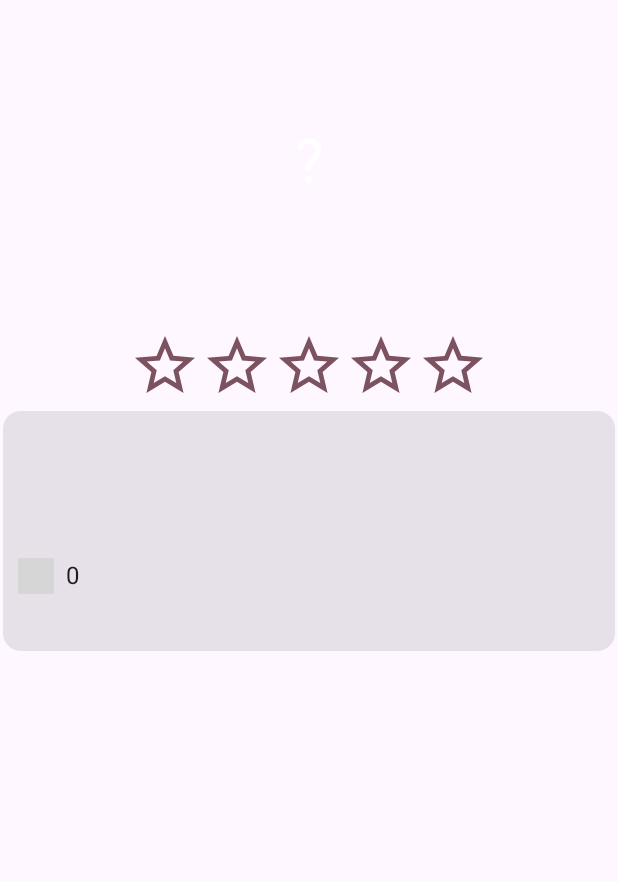
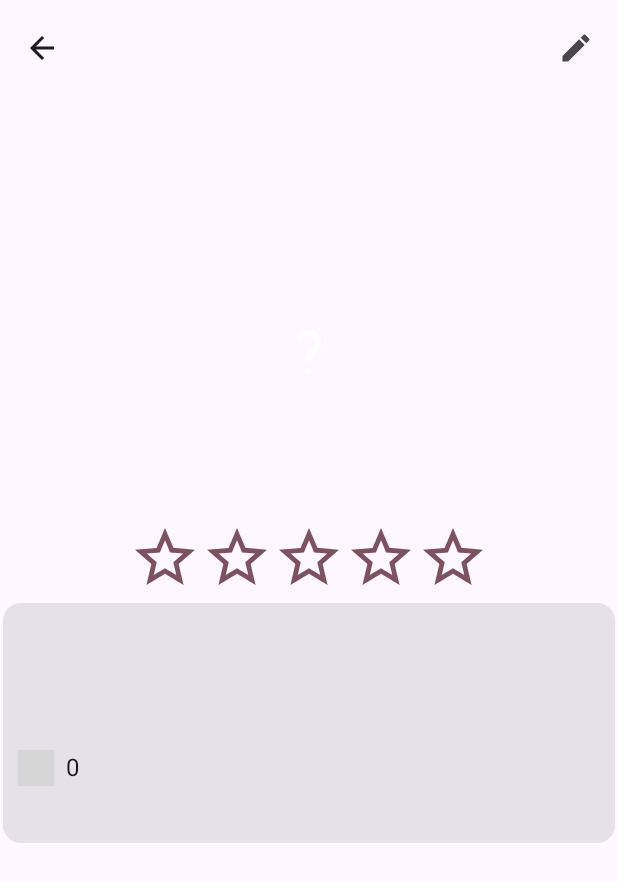
Before and after one commit to NathanielMotus/Cavevin, an Android app built with Jetpack Compose: the composable BottleDetailScreen shown on its own in the app's theme, on a phone screen of 412 x 824 dp. Shown: the top 882 px of the screen. Run offline under Robolectric (Android 15) with nearby library versions, the light colour scheme and no system bars; our stand-ins replace Room's generated code, livedata-compose; 5 statements that could not run were skipped; grey boxes are pictures that could not be loaded.

Commit message:
Start navigation

```diff
--- a/app/build.gradle
+++ b/app/build.gradle
@@ -80,6 +80,8 @@ dependencies {
     // Optional - Integration with LiveData
     implementation 'androidx.compose.runtime:runtime-livedata'
 
+    implementation "androidx.navigation:navigation-compose:2.5.3"
+
 
 }
 repositories {
--- a/app/src/main/java/com/nathaniel/motus/cavevin/ui/bottle_detail/BottleDetailScreen.kt
+++ b/app/src/main/java/com/nathaniel/motus/cavevin/ui/bottle_detail/BottleDetailScreen.kt
@@ -15,10 +15,16 @@ import com.nathaniel.motus.cavevin.viewmodels.BottleDetailViewModel
 @Composable
 fun BottleDetailScreen(
     viewModel: BottleDetailViewModel,
+    onEdit: () -> Unit,
     modifier: Modifier = Modifier
 ) {
     WineCellarMainTheme() {
-        Scaffold() { paddingValues ->
+        Scaffold(topBar = {
+            BottleDetailTopBar(
+                viewModel = viewModel,
+                onEdit = onEdit
+            )
+        }) { paddingValues ->
             BottleDetailContent(viewModel = viewModel, modifier = modifier.padding(paddingValues))
         }
     }
--- /dev/null
+++ b/app/src/main/java/com/nathaniel/motus/cavevin/ui/bottle_detail/BottleDetailTopBar.kt
@@ -0,0 +1,35 @@
+package com.nathaniel.motus.cavevin.ui.bottle_detail
+
+import androidx.appcompat.app.AppCompatActivity
+import androidx.compose.material.icons.Icons
+import androidx.compose.material.icons.filled.ArrowBack
+import androidx.compose.material.icons.filled.Edit
+import androidx.compose.material3.*
+import androidx.compose.runtime.Composable
+import androidx.compose.runtime.getValue
+import androidx.compose.runtime.livedata.observeAsState
+import androidx.compose.ui.Modifier
+import androidx.compose.ui.platform.LocalContext
+import com.nathaniel.motus.cavevin.viewmodels.BottleDetailViewModel
+
+@OptIn(ExperimentalMaterial3Api::class)
+@Composable
+fun BottleDetailTopBar(
+    viewModel: BottleDetailViewModel,
+    onEdit: () -> Unit,
+    modifier: Modifier = Modifier
+) {
+    val activity = LocalContext.current as AppCompatActivity
+    val barTitle by viewModel.appellation.observeAsState(initial = "")
+    TopAppBar(title = { Text(text = barTitle) }, navigationIcon = {
+        IconButton(onClick = { activity.onBackPressedDispatcher.onBackPressed() }) {
+            Icon(imageVector = Icons.Default.ArrowBack, contentDescription = "")
+
+        }
+    },
+        actions = {
+            IconButton(onClick = onEdit) {
+                Icon(imageVector = Icons.Default.Edit, contentDescription = "")
+            }
+        })
+}
--- a/app/src/main/java/com/nathaniel/motus/cavevin/ui/bottle_edit/BottleEditContent.kt
+++ b/app/src/main/java/com/nathaniel/motus/cavevin/ui/bottle_edit/BottleEditContent.kt
@@ -202,3 +202,5 @@ fun BottleEditContent(
         }
     }
 }
+
+//todo : add stock input for current cellar
--- a/app/src/main/java/com/nathaniel/motus/cavevin/ui/bottle_list/BottleListContent.kt
+++ b/app/src/main/java/com/nathaniel/motus/cavevin/ui/bottle_list/BottleListContent.kt
@@ -15,14 +15,15 @@ import com.nathaniel.motus.cavevin.viewmodels.BottleListViewModel
 @Composable
 fun BottleListContent(
     viewModel: BottleListViewModel,
+    onNavigateToDetail:(bottleId:Int)->Unit,
     modifier: Modifier = Modifier,
-    onCountChange:(Int)->Unit={}
 ) {
     val cellarItems by viewModel.cellarItems.observeAsState(initial = null)
 
     LazyColumn(modifier=modifier){
         cellarItems?.forEach {
             item { BottleCard(
+                bottleId=it.bottleId,
                 bottleImageBitmap = it.bottleImageBitmap,
                 bottleImageUri = it.bottleImageUri,
                 appellation = it.appellation,
@@ -34,7 +35,8 @@ fun BottleListContent(
                 wineStillness = it.wineStillness,
                 rating = it.rating,
                 stock =it.stock,
-                onCountChange={onCountChange(it)}
+                onClick = {onNavigateToDetail(it)},
+                onCountChange={stock:Int->viewModel.updateStockForBottleInCurrentCellar(it.bottleId,stock)}
             ) }
         }
     }
--- a/app/src/main/java/com/nathaniel/motus/cavevin/ui/elements/BottleCard.kt
+++ b/app/src/main/java/com/nathaniel/motus/cavevin/ui/elements/BottleCard.kt
@@ -2,6 +2,7 @@ package com.nathaniel.motus.cavevin.ui.elements
 
 import android.graphics.Bitmap
 import android.net.Uri
+import androidx.compose.foundation.clickable
 import androidx.compose.foundation.layout.*
 import androidx.compose.material3.Card
 import androidx.compose.runtime.Composable
@@ -13,6 +14,7 @@ import androidx.compose.ui.unit.dp
 
 @Composable
 fun BottleCard(
+    bottleId:Int,
     bottleImageBitmap: Bitmap?,
     bottleImageUri: Uri?,
     appellation: String?,
@@ -24,14 +26,16 @@ fun BottleCard(
     wineStillness: String,
     rating: Int,
     stock: Int,
+    onClick:(id:Int)->Unit,
     modifier: Modifier=Modifier,
     imageSize: Int = 80,
-    onCountChange:(Int)->Unit
+    onCountChange:(Int)->Unit,
 ) {
     Card(
         modifier = modifier
             .padding(2.dp)
             .fillMaxWidth()
+            .clickable {onClick(bottleId)  }
     ) {
         CardLayout {
             Box(modifier = modifier.padding(top = 8.dp)) {
--- a/app/src/main/java/com/nathaniel/motus/cavevin/ui/elements/DelayedCounter.kt
+++ b/app/src/main/java/com/nathaniel/motus/cavevin/ui/elements/DelayedCounter.kt
@@ -64,7 +64,7 @@ private fun DelayedText(
     LaunchedEffect(key1 = count,
         block = {
             if (isActivated) {
-                delay(400)
+                delay(200)
                 onCountChange(count)
             } else isActivated = true
         })
@@ -75,3 +75,4 @@ private fun DelayedText(
         modifier = modifier
     )
 }
+//todo : try without delay
--- a/app/src/main/java/com/nathaniel/motus/cavevin/viewmodels/BottleDetailViewModel.kt
+++ b/app/src/main/java/com/nathaniel/motus/cavevin/viewmodels/BottleDetailViewModel.kt
@@ -28,10 +28,11 @@ class BottleDetailViewModel(private val currentApplication: Application) :
     private val wineStillnessRepository =
         WineStillnessRepository(CellarDatabase.getDatabase(currentApplication))
     private val bottleImageRepository = BottleImageRepository(currentApplication)
+    private val cellarRepository=CellarRepository(CellarDatabase.getDatabase(currentApplication))
 
     private var bottleId=1
 
-    private fun updateBottleId(id: Int) {
+    fun updateBottleId(id: Int) {
         bottleId = id
         updateBottleDetailViewModel()
     }
@@ -39,6 +40,13 @@ class BottleDetailViewModel(private val currentApplication: Application) :
     //**********************************
     //State
     //**********************************
+    private var _stock=MutableLiveData(0)
+    val stock:MutableLiveData<Int>
+    get() = _stock
+
+    private suspend fun updateStock(){
+        //todo
+    }
 
     ////////////////////////////////////////////////////////////////////////////////////////////////
     private var _bottleImageName: MutableLiveData<String?> = MutableLiveData(null)
```
Also changed, not shown: app/src/main/java/com/nathaniel/motus/cavevin/controller/MainActivity.kt (+5 -2 lines), app/src/main/java/com/nathaniel/motus/cavevin/ui/WineCellarNavHost.kt (added, +44 -0 lines), app/src/main/java/com/nathaniel/motus/cavevin/ui/bottle_edit/BottleEditTopBar.kt (+7 -4 lines), app/src/main/java/com/nathaniel/motus/cavevin/ui/bottle_list/BottleListScreen.kt (+6 -2 lines), app/src/main/java/com/nathaniel/motus/cavevin/viewmodels/BottleListViewModel.kt (+8 -0 lines).
